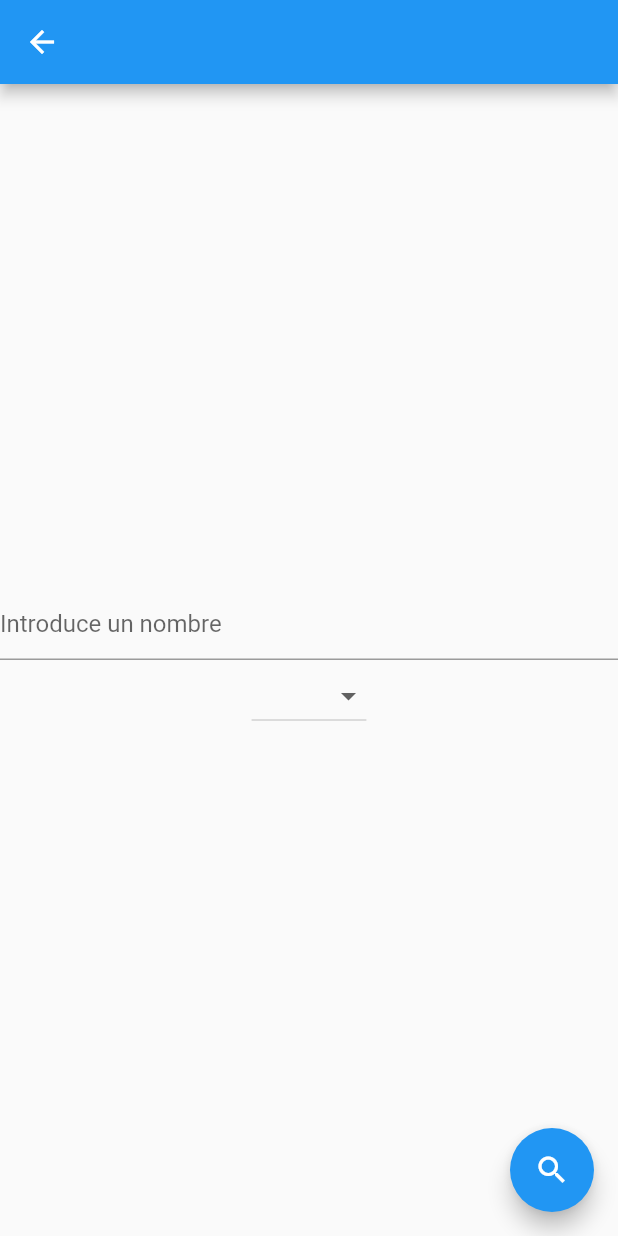
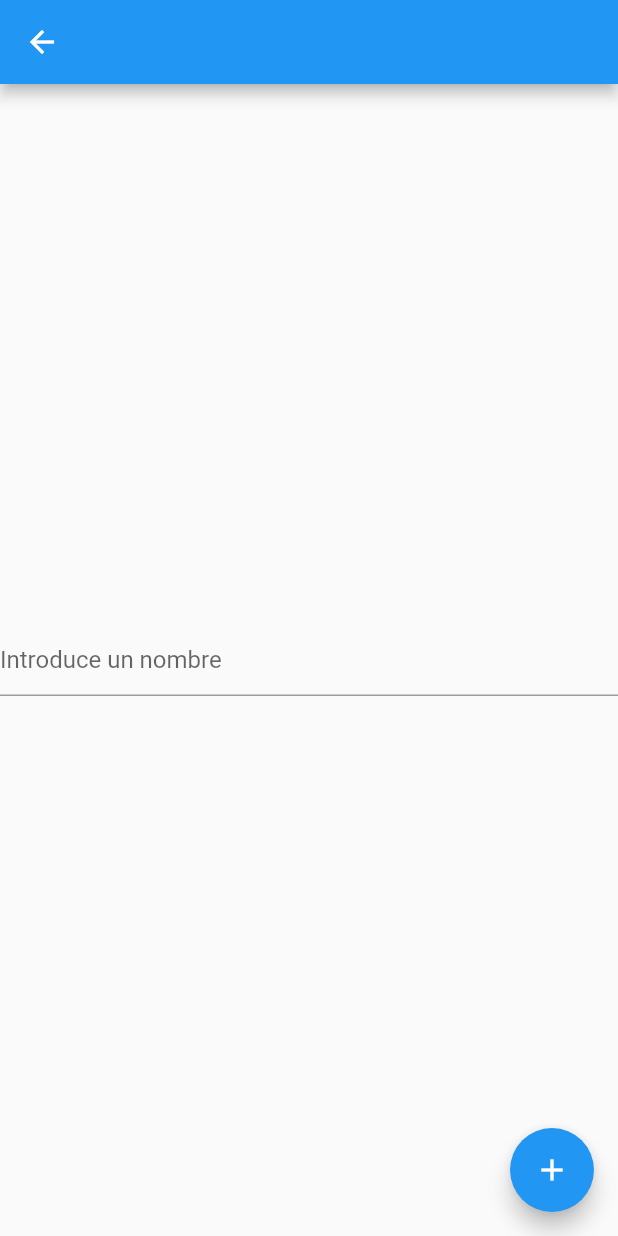
Before and after one commit to rafaguzmanval/preguntitas, a Flutter app: the screen it shows after launch, after a tap on "Ve al registro de Usuarios", on a phone screen of 412 x 824 dp. Run offline on Flutter 3.47's test engine with Material 2 defaults, Android fonts, the phone set to English and light mode, and no system bars; our stand-ins replace cloud_firestore, firebase_core; accounts and stored records are empty.

Commit message:
"Registro funciona con solo nick"

```diff
--- a/lib/Inicio.dart
+++ b/lib/Inicio.dart
@@ -31,7 +31,7 @@ class InicioState extends State<Inicio> {
 
 
     super.initState();
-    cogerInformacion();
+
     //obtenerAutenticacion();
     //inicializar();
     //Notificacion.showBigTextNotification(title: "Bienvenio", body: "LA gran notificacion", fln: flutterLocalNotificationsPlugin);
--- a/lib/registro.dart
+++ b/lib/registro.dart
@@ -1,4 +1,5 @@
 import 'package:flutter/material.dart';
+import 'acceso_bd.dart';
 
 class Registro extends StatefulWidget {
   @override
@@ -8,7 +9,10 @@ class Registro extends StatefulWidget {
 class RegistroState extends State<Registro> {
   int _counter = 0;
   final controllerISBN = TextEditingController();
+  String rolElegido = 'nada';
   List<String> items = <String>['Normal','Admin'];
+
+
   void _incrementCounter() {
     setState(() {
       _counter++;
@@ -34,33 +38,26 @@ class RegistroState extends State<Registro> {
         child: Column(
           mainAxisAlignment: MainAxisAlignment.center,
           children: <Widget>[
-            TextField(
-              controller: controllerISBN,
-              decoration: const InputDecoration(
-                  hintText: 'Introduce un nombre'
+            Container(
+              width: 500,
+              alignment: Alignment.center,
+              child: TextField(
+                controller: controllerISBN,
+                decoration: const InputDecoration(
+                    hintText: 'Introduce un nombre'
+                ),
               ),
             ),
-            DropdownButton<String>(
-                items: items.map<DropdownMenuItem<String>>((String value) {
-                    return DropdownMenuItem<String>(
-                    value: value,
-                    child: Text(value),
-                    );
-                    }).toList(),
-                onChanged: (String? value) {
-                    // This is called when the user selects an item.
-                    setState(() {
-                  });
-                }
-                ),
           ],
         ),
       ),
       floatingActionButton: FloatingActionButton(
         onPressed: (){
+          AccesoBD.registrarUsuario(controllerISBN.text);
+          controllerISBN.text = '';
         },
-        tooltip: 'Buscar',
-        child: const Icon(Icons.search),
+        tooltip: 'Registrar',
+        child: const Icon(Icons.add),
       ), // This trailing comma makes auto-formatting nicer for build methods.
     );
   }
```
